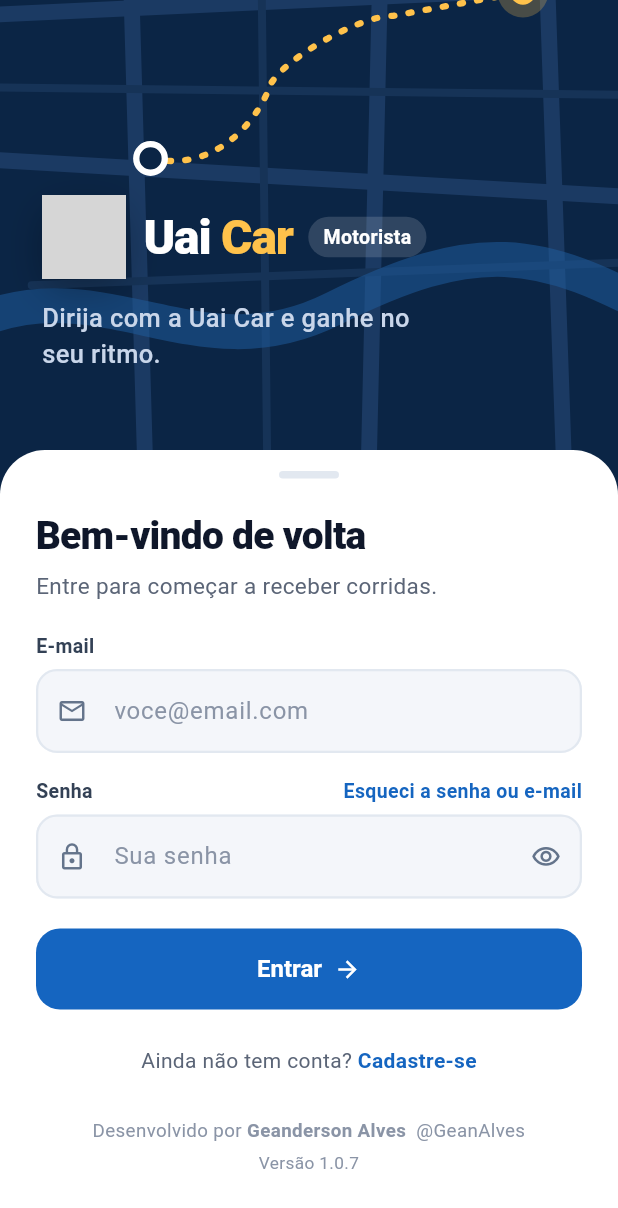
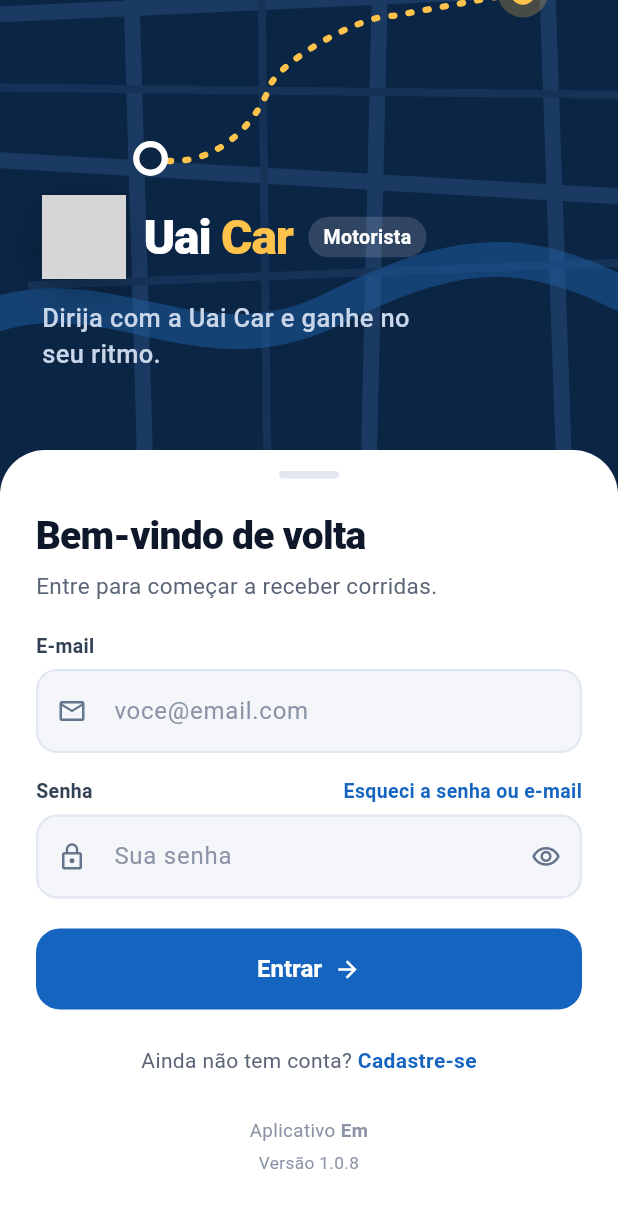
Before and after one commit to XProzzinho/PiraCarMotorista, a Flutter app: the screen it shows after launch, on a phone screen of 412 x 824 dp. Shown: the top 1208 px of the screen. Run offline on Flutter 3.47's test engine with Material 3 defaults, Android fonts, the phone set to English and light mode, and no system bars; our stand-ins replace audioplayers, cloud_firestore, firebase_auth, firebase_core, flutter_local_notifications, geocoding and 4 more; accounts and stored records are empty; statements that could not run were skipped; grey boxes are pictures that could not be loaded.

Commit message:
Update creditos.dart

```diff
--- a/lib/creditos.dart
+++ b/lib/creditos.dart
@@ -2,7 +2,7 @@
 import 'package:flutter/material.dart';
 import 'package:url_launcher/url_launcher.dart';
 
-const textoCreditosPadrao = 'Desenvolvido por Geanderson Alves  @GeanAlves';
+const textoCreditosPadrao = 'Aplicativo em andamento;
 
 /// Texto do rodapé da tela de entrada. O admin pode trocar em
 /// Administração (config/app.creditos). Sem internet, mostra o padrão.
@@ -23,11 +23,11 @@
         return const Text.rich(
           TextSpan(
             children: [
-              TextSpan(text: 'Desenvolvido por '),
+              TextSpan(text: 'Aplicativo '),
               TextSpan(
-                  text: 'Geanderson Alves',
+                  text: 'Em ',
                   style: TextStyle(fontWeight: FontWeight.w700)),
-              TextSpan(text: '  @GeanAlves'),
+              TextSpan(text: '  Andamento),
             ],
           ),
           textAlign: TextAlign.center,
@@ -40,7 +40,7 @@
 
 /// Versão deste app. Ao lançar uma versão nova, mude aqui e no
 /// pubspec.yaml (version).
-const versaoApp = '1.0.7';
+const versaoApp = '1.0.8';
 
 /// "Versão 1.0.0", pequeno, embaixo dos créditos.
 class TextoVersao extends StatelessWidget {
```
